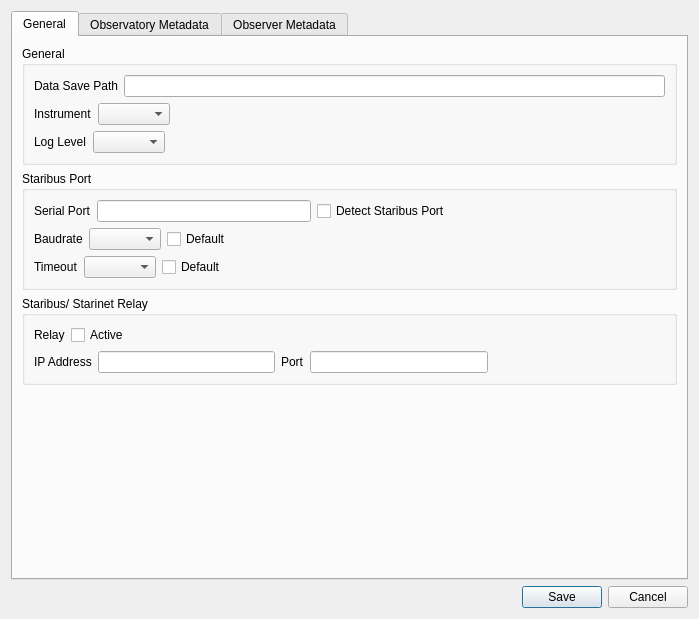
Above: core/ui/configuration.ui from mhorn71/StarbaseMini before the change. Below: the same form after it.
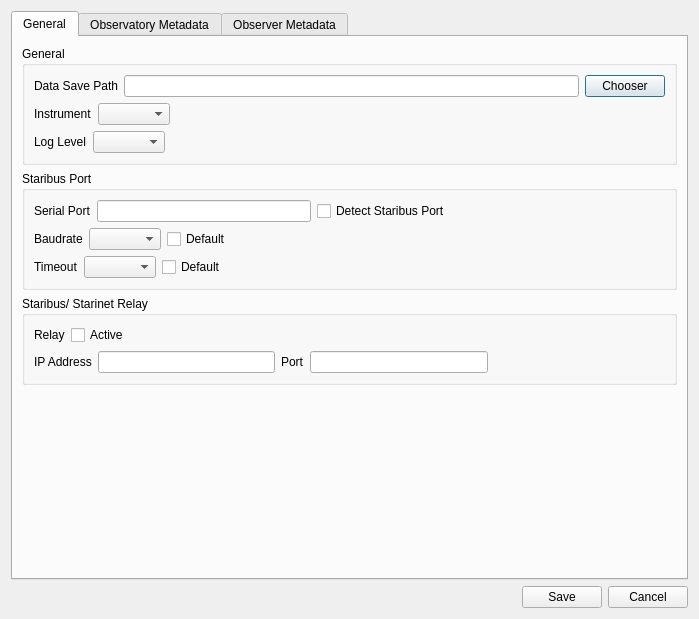
That is the form after the change.

Commit message: Added chooser button.

```diff
--- a/core/ui/configuration.ui
+++ b/core/ui/configuration.ui
@@ -127,6 +127,13 @@
               <item>
                <widget class="QLineEdit" name="savepathLineEdit"/>
               </item>
+              <item>
+               <widget class="QPushButton" name="chooserButton">
+                <property name="text">
+                 <string>Chooser</string>
+                </property>
+               </widget>
+              </item>
              </layout>
             </item>
             <item row="1" column="0">
```
The commit also changes 1 other file.
